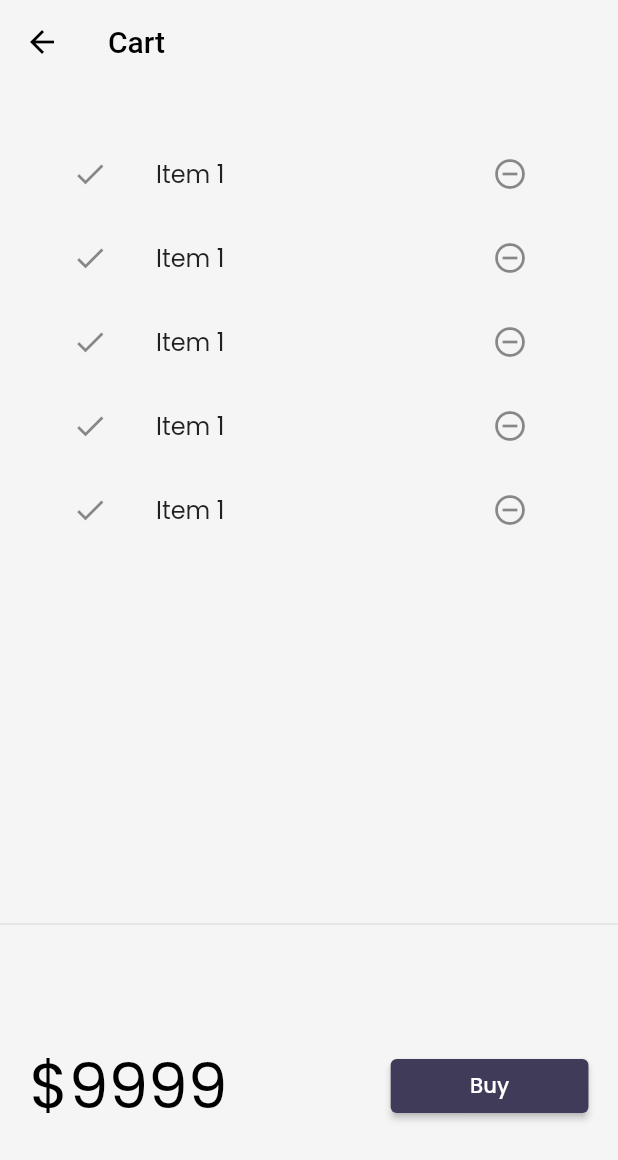
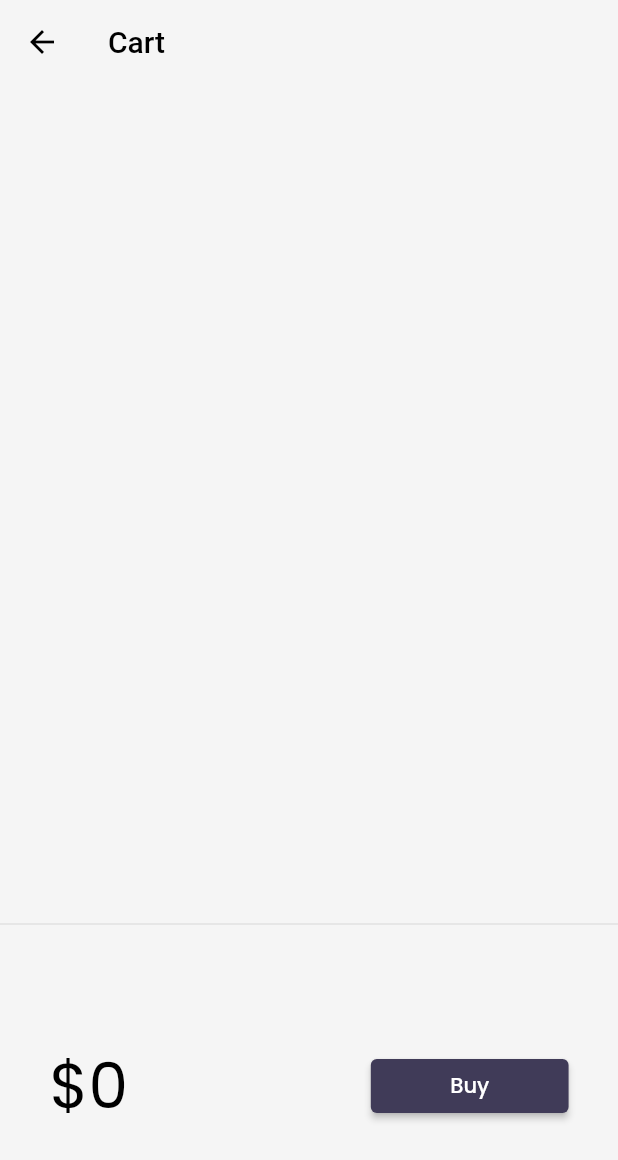
Before and after one commit to SanjukumarPukale/FlutterCatalog, a Flutter app: the screen it shows after launch, after a tap on an icon or button, on a phone screen of 412 x 824 dp. Shown: the top 1160 px of the screen. Run offline on Flutter 3.47's test engine with Material 2 defaults, Android fonts, the phone set to English and light mode, and no system bars; our stand-ins replace google_fonts, velocity_x; network calls fail.

Commit message:
cart.dart and catalog.dart are made as singlton mad

```diff
--- a/lib/models/cart.dart
+++ b/lib/models/cart.dart
@@ -1,32 +1,38 @@
-
 import 'package:flutter_catalog/models/catalog.dart';
 
-class CatalogModel{
+class CartModel{
 
-  // Catalog field
-  CatalogModel? _catalog;
+  static final cartModel = CartModel._internal();   // these following 3 line of code is for making singleton pattern
 
-  // Collection of ids   store ids of each item
+  CartModel._internal();
+
+  factory CartModel() => cartModel;
+
+  // catalog field
+ late CatalogModel _catalog;
+
+ // collection of ids   store ids of each item
   final List<int> _itemIds = [];
 
 // get catalog
-  CatalogModel? get catalog => _catalog;
+  CatalogModel get catalog => _catalog;
 
 // set catalog
-  set catalog(CatalogModel? newCatalog){
+  set catalog(CatalogModel newCatalog){
+  assert(newCatalog != null);
   _catalog = newCatalog;
   }
 
 // get items in the cart
-  // List<Item> get items => _itemIds.map((id) => _catalog.getById(id)).toList();
+  List<Item> get items => _itemIds.map((id) => _catalog.getById(id)).toList();
 
 // get total price
-  // num get totalPrice => items.fold(0, (total, current) => total + current.price);
+num get totalPrice => items.fold(0, (total, current) => total + current.price);
 
 // add item
-  // void add(Item item){
-  //   _itemIds.add(item.id);
-  // }
+void add(Item item){
+  _itemIds.add(item.id);
+}
 
 // remove item
 void remove(Item item){
--- a/lib/models/catalog.dart
+++ b/lib/models/catalog.dart
@@ -2,20 +2,26 @@ import 'dart:convert';
 
 class CatalogModel{
 
-  static List<Item>? items;
+  static final catModel = CatalogModel._internal();   // these following 3 line of code is for making singleton pattern
+
+  CatalogModel._internal();
+
+  factory CatalogModel() => catModel;
+
+  static List<Item> items = [];
 
   //get item by id
- static Item getById(int id) =>
-    items!.firstWhere((element) => element.id == id, orElse: null);
+ Item getById(int id) =>
+    items.firstWhere((element) => element.id == id, orElse: null);
 
   //get item by position
- static Item getByPosition(int pos) => items![pos];
+ Item getByPosition(int pos) => items[pos];
 
 }
 
 
 class Item {
-  final num id;
+  final int id;
   final String name;
   final String desc;
   final num price;
@@ -34,7 +40,7 @@ class Item {
 
 
   Item copyWith({
-    num? id,
+    int? id,
     String? name,
     String? desc,
     num? price,
--- a/lib/pages/cart_page.dart
+++ b/lib/pages/cart_page.dart
@@ -1,4 +1,5 @@
 import 'package:flutter/material.dart';
+import 'package:flutter_catalog/models/cart.dart';
 import 'package:flutter_catalog/widgets/themes.dart';
 import 'package:velocity_x/velocity_x.dart';
 
@@ -31,13 +32,14 @@ class _CartTotal extends StatelessWidget {
 
   @override
   Widget build(BuildContext context) {
+    final _cart = CartModel();
     return SizedBox(
       height: 200,
       child: Row(
         mainAxisAlignment: MainAxisAlignment.spaceAround,
         children: [
           // ignore: deprecated_member_use
-          '\$9999'.text.xl5.color(context.theme.accentColor).make(),
+          '\$${_cart.totalPrice}'.text.xl5.color(context.theme.accentColor).make(),
           30.widthBox,
           ElevatedButton(
             onPressed: (){
@@ -63,17 +65,18 @@ class _CartList extends StatefulWidget {
 }
 
 class __CartListState extends State<_CartList> {
+  final _cart = CartModel();
   @override
   Widget build(BuildContext context) {
     return ListView.builder(
-      itemCount: 5,
+      itemCount: _cart.items.length,
       itemBuilder: (context,index) => ListTile(
         leading: Icon(Icons.done),
         trailing: IconButton(
           icon: Icon(Icons.remove_circle_outline),
           onPressed: (){},
           ),
-        title: 'Item 1'.text.make(),
+        title: _cart.items[index].name.text.make(),
       )
       );
   }
--- a/lib/pages/home_page.dart
+++ b/lib/pages/home_page.dart
@@ -58,7 +58,7 @@ class _HomePageState extends State<HomePage> {
             crossAxisAlignment: CrossAxisAlignment.start,
             children: [
               CatalogHeader(),
-              if(CatalogModel.items != null && CatalogModel.items!.isNotEmpty)
+              if(CatalogModel.items != null && CatalogModel.items.isNotEmpty)
                CatalogList().py16().expand()
               else
                CircularProgressIndicator().centered().py16().expand(),
--- a/lib/widgets/home_wigets/catalog_list.dart
+++ b/lib/widgets/home_wigets/catalog_list.dart
@@ -1,6 +1,9 @@
 import 'package:flutter/material.dart';
+import 'package:velocity_x/velocity_x.dart';
+
+import 'package:flutter_catalog/models/cart.dart';
 import 'package:flutter_catalog/pages/home_detail_page.dart';
-import 'package:velocity_x/velocity_x.dart';
+
 import '../../models/catalog.dart';
 import '../../widgets/themes.dart';
 import 'catalog_image.dart';
@@ -12,9 +15,9 @@ class CatalogList extends StatelessWidget {
   Widget build(BuildContext context) {
     return ListView.builder(
       shrinkWrap: true,
-      itemCount: CatalogModel.items?.length,
+      itemCount: CatalogModel.items.length,
       itemBuilder: (context,index){
-        final catalog = CatalogModel.getByPosition(index);
+        final catalog = CatalogModel.items[index];
         return InkWell(
           onTap: () => Navigator.push(
             context,
@@ -32,7 +35,7 @@ class CatalogList extends StatelessWidget {
 
 
 class CatalogItem extends StatelessWidget {
-  final Item? catalog;
+  final Item catalog;
 
   const CatalogItem({Key? key,required this.catalog}) : assert(catalog != null), super(key: key);
 
@@ -43,30 +46,24 @@ class CatalogItem extends StatelessWidget {
       child: Row(
         children: [
           Hero(                                     // this will do animation while navigating to
-            tag: Key(catalog!.id.toString()),
+            tag: Key(catalog.id.toString()),
             child: CatalogImage(
-              image: catalog!.image
+              image: catalog.image
               ),
           ),
           Expanded(child: Column(
             crossAxisAlignment: CrossAxisAlignment.start,
             mainAxisAlignment: MainAxisAlignment.center,
             children: [
-              catalog!.name.text.lg.color(MyTheme.lightBluishColor).bold.make(),
-              catalog!.desc.text.textStyle(context.captionStyle!).make(),
+              catalog.name.text.lg.color(MyTheme.lightBluishColor).bold.make(),
+              catalog.desc.text.textStyle(context.captionStyle!).make(),
               10.heightBox,
               ButtonBar(
                 alignment: MainAxisAlignment.spaceBetween,
                 buttonPadding: EdgeInsets.zero,
                 children: [
-                 '\$${catalog!.price}'.text.bold.xl.make(),
-                 ElevatedButton(
-                   onPressed: (() {}),
-                   style: ButtonStyle(
-                     backgroundColor: MaterialStateProperty.all(MyTheme.lightBluishColor),
-                     shape: MaterialStateProperty.all(StadiumBorder())
-                   ),
-                   child: 'Add to cart'.text.make())
+                 '\$${catalog.price}'.text.bold.xl.make(),
+                 _AddToCart(catalog: catalog)
                 ],
                ).pOnly(right: 8)
               ],
@@ -77,3 +74,37 @@ class CatalogItem extends StatelessWidget {
     ).color(context.cardColor).roundedLg.square(150).make().py16();
   }
 }
+
+class _AddToCart extends StatefulWidget {
+  final Item catalog;
+  const _AddToCart({
+    Key? key,
+    required this.catalog,
+  }) : super(key: key);
+
+  @override
+  State<_AddToCart> createState() => _AddToCartState();
+}
+
+class _AddToCartState extends State<_AddToCart> {
+  bool isAdded = false;
+
+  @override
+  Widget build(BuildContext context) {
+    return ElevatedButton(
+      onPressed: (() {
+        isAdded = isAdded.toggle();
+        final _catalog = CatalogModel();
+        final _cart = CartModel();
+        _cart.catalog = _catalog;
+        _cart.add(widget.catalog);
+        setState(() {});
+      }),
+      style: ButtonStyle(
+        backgroundColor: MaterialStateProperty.all(MyTheme.lightBluishColor),
+        shape: MaterialStateProperty.all(StadiumBorder())
+      ),
+      child: isAdded ? Icon(Icons.done) : 'Add to cart'.text.make()
+      );
+  }
+}
```
Lines whose indentation alone changed are shown as unchanged.
